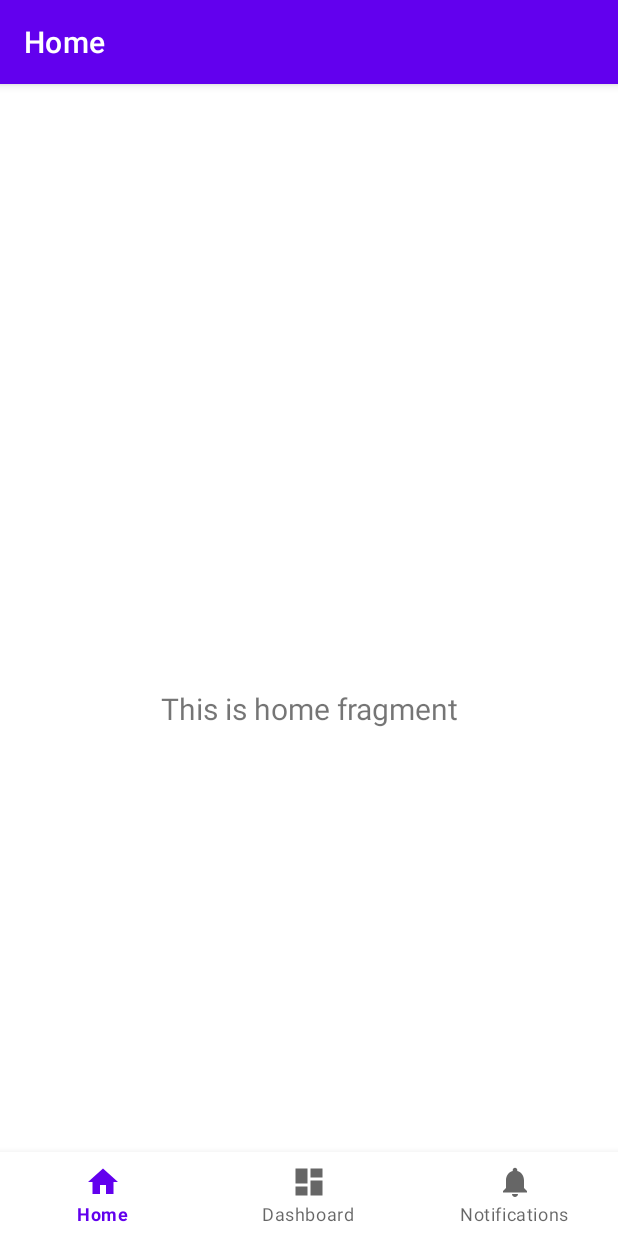
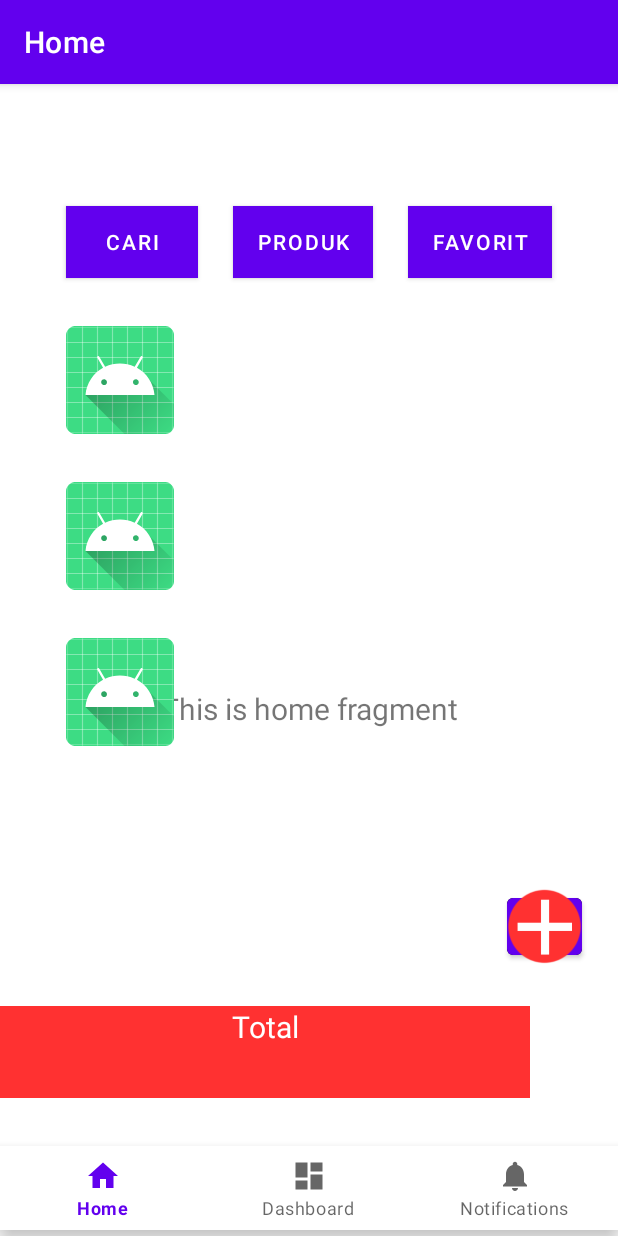
Before and after one commit to AbrorAbhirama/BukuinAja, an Android app: the screen it shows after launch (MainActivity), on a phone screen of 412 x 824 dp. Run offline under Robolectric (Android 15) with nearby library versions, the phone set to English and light mode, and no system bars; our stand-ins replace navigation-ui.

Commit message:
add pembayaran

```diff
--- a/app/src/main/res/layout/activity_main.xml
+++ b/app/src/main/res/layout/activity_main.xml
@@ -1,6 +1,7 @@
 <?xml version="1.0" encoding="utf-8"?>
 <androidx.constraintlayout.widget.ConstraintLayout xmlns:android="http://schemas.android.com/apk/res/android"
     xmlns:app="http://schemas.android.com/apk/res-auto"
+    xmlns:tools="http://schemas.android.com/tools"
     android:id="@+id/container"
     android:layout_width="match_parent"
     android:layout_height="match_parent"
@@ -10,10 +11,10 @@
         android:id="@+id/nav_view"
         android:layout_width="0dp"
         android:layout_height="wrap_content"
-        android:layout_marginStart="0dp"
-        android:layout_marginEnd="0dp"
+        android:layout_marginBottom="4dp"
         android:background="?android:attr/windowBackground"
         app:layout_constraintBottom_toBottomOf="parent"
+        app:layout_constraintHorizontal_bias="0.0"
         app:layout_constraintLeft_toLeftOf="parent"
         app:layout_constraintRight_toRightOf="parent"
         app:menu="@menu/bottom_nav_menu" />
@@ -30,4 +31,92 @@
         app:layout_constraintTop_toTopOf="parent"
         app:navGraph="@navigation/mobile_navigation" />
 
+    <Button
+        android:id="@+id/product"
+        android:layout_width="wrap_content"
+        android:layout_height="wrap_content"
+        android:layout_marginTop="25dp"
+        android:background="#FF3131"
+        android:text="Produk"
+        app:layout_constraintEnd_toStartOf="@+id/product_fav"
+        app:layout_constraintStart_toEndOf="@+id/product_search"
+        app:layout_constraintTop_toTopOf="parent" />
+
+    <Button
+        android:id="@+id/product_search"
+        android:layout_width="wrap_content"
+        android:layout_height="wrap_content"
+        android:layout_marginStart="44dp"
+        android:layout_marginTop="25dp"
+        android:background="#FF3131"
+        android:text="Cari"
+        app:layout_constraintStart_toStartOf="parent"
+        app:layout_constraintTop_toTopOf="parent" />
+
+    <Button
+        android:id="@+id/product_fav"
+        android:layout_width="wrap_content"
+        android:layout_height="wrap_content"
+        android:layout_marginTop="25dp"
+        android:layout_marginEnd="44dp"
+        android:background="#FF3131"
+        android:text="Favorit"
+        app:layout_constraintEnd_toEndOf="parent"
+        app:layout_constraintTop_toTopOf="parent" />
+
+    <Button
+        android:id="@+id/product_add"
+        android:layout_width="50dp"
+        android:layout_height="50dp"
+        android:layout_marginEnd="24dp"
+        android:layout_marginBottom="28dp"
+        android:backgroundTintMode="add"
+        android:foreground="@drawable/add"
+        android:text="+"
+        app:layout_constraintBottom_toTopOf="@+id/product_total"
+        app:layout_constraintEnd_toEndOf="parent" />
+
+    <TextView
+        android:id="@+id/product_total"
+        android:layout_width="353dp"
+        android:layout_height="61dp"
+        android:layout_marginBottom="32dp"
+        android:background="#FF3131"
+        android:text="Total"
+        android:textAlignment="center"
+        android:textAllCaps="false"
+        android:textColor="#FFFFFF"
+        android:textIsSelectable="false"
+        android:textSize="20sp"
+        app:layout_constraintBottom_toTopOf="@+id/nav_view"
+        tools:layout_editor_absoluteX="28dp" />
+
+    <ImageView
+        android:id="@+id/imageView2"
+        android:layout_width="wrap_content"
+        android:layout_height="wrap_content"
+        android:layout_marginStart="44dp"
+        android:layout_marginTop="32dp"
+        app:layout_constraintStart_toStartOf="parent"
+        app:layout_constraintTop_toBottomOf="@+id/product_search"
+        app:srcCompat="@mipmap/ic_launcher" />
+
+    <ImageView
+        android:id="@+id/imageView3"
+        android:layout_width="wrap_content"
+        android:layout_height="wrap_content"
+        android:layout_marginTop="32dp"
+        app:layout_constraintStart_toStartOf="@+id/imageView2"
+        app:layout_constraintTop_toBottomOf="@+id/imageView2"
+        app:srcCompat="@mipmap/ic_launcher" />
+
+    <ImageView
+        android:id="@+id/imageView4"
+        android:layout_width="wrap_content"
+        android:layout_height="wrap_content"
+        android:layout_marginTop="32dp"
+        app:layout_constraintStart_toStartOf="@+id/imageView3"
+        app:layout_constraintTop_toBottomOf="@+id/imageView3"
+        app:srcCompat="@mipmap/ic_launcher" />
+
 </androidx.constraintlayout.widget.ConstraintLayout>
```
Also changed, not shown: app/src/main/res/drawable/add.png (added).
